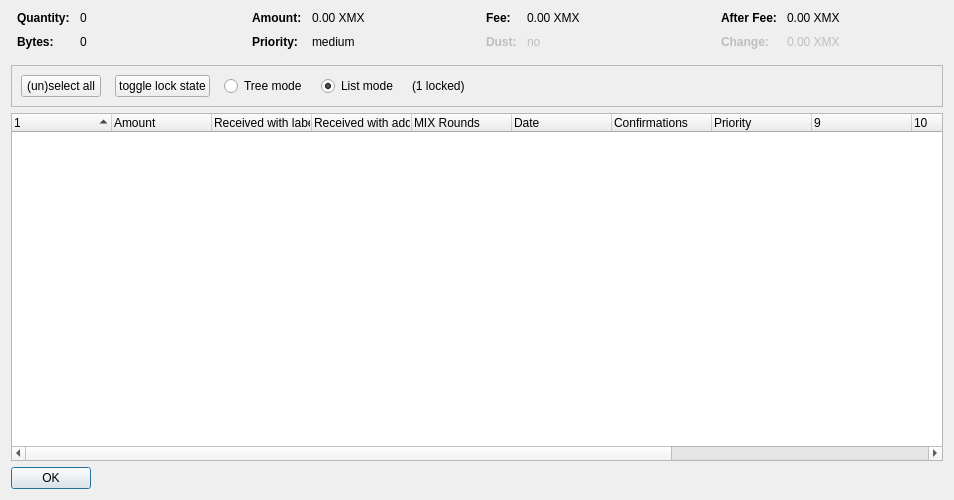
Before: the Qt Designer form src/qt/forms/coincontroldialog.ui in xumacoin/xuma-core, drawn with Qt 5.
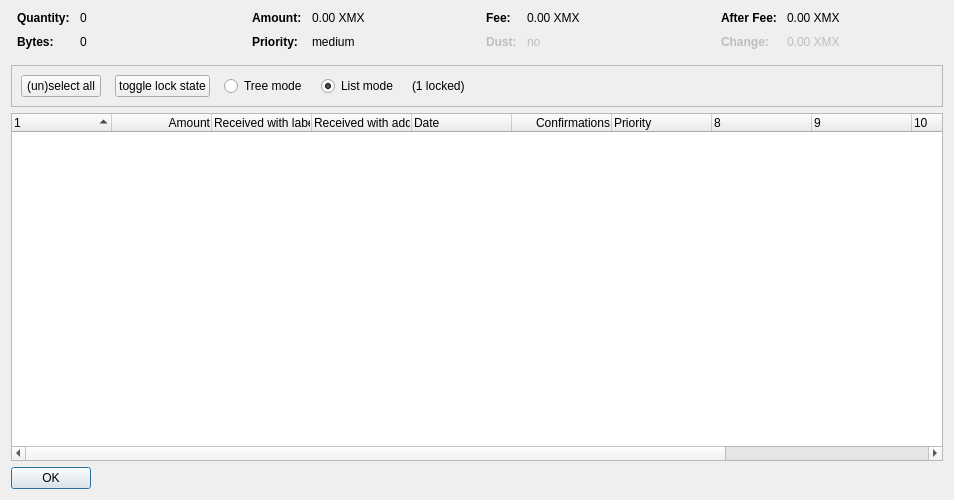
After: the same form once the commit is applied. Custom widgets are drawn as their Qt base class.

The edit to the form file:
```diff
--- a/src/qt/forms/coincontroldialog.ui
+++ b/src/qt/forms/coincontroldialog.ui
@@ -447,7 +447,7 @@
       <bool>false</bool>
      </property>
      <property name="columnCount">
-      <number>13</number>
+      <number>12</number>
      </property>
      <attribute name="headerShowSortIndicator" stdset="0">
       <bool>true</bool>
@@ -464,6 +464,9 @@
       <property name="text">
        <string>Amount</string>
       </property>
+      <property name="textAlignment">
+       <set>AlignTrailing|AlignVCenter</set>
+      </property>
      </column>
      <column>
       <property name="text">
@@ -475,11 +478,6 @@
        <string>Received with address</string>
       </property>
      </column>
-     <column>
-      <property name="text">
-       <string>MIX Rounds</string>
-      </property>
-     </column>
      <column>
       <property name="text">
        <string>Date</string>
@@ -492,6 +490,9 @@
       <property name="toolTip">
        <string>Confirmed</string>
       </property>
+      <property name="textAlignment">
+       <set>AlignTrailing|AlignVCenter</set>
+      </property>
      </column>
      <column>
       <property name="text">
```
